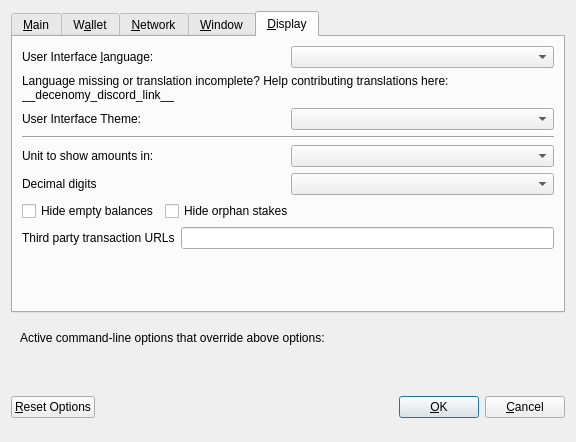
Old version of the form src/qt/forms/optionsdialog.ui in the repository decenomy/DSW.
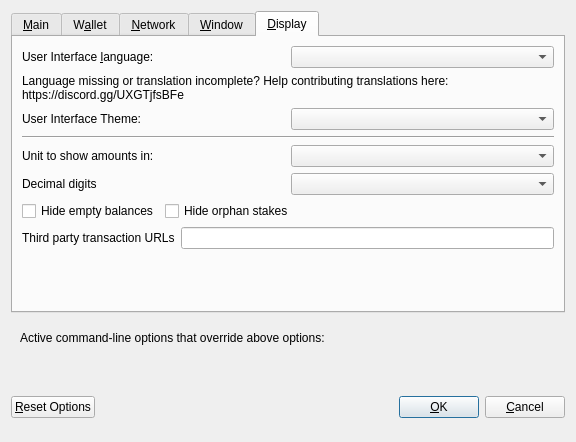
New version of the form. The open tabs and pages were chosen to show the change. Custom widgets are drawn as their Qt base class.

Commit message: Added Discord link

Diff of the .ui file:
```diff
--- a/src/qt/forms/optionsdialog.ui
+++ b/src/qt/forms/optionsdialog.ui
@@ -533,7 +533,7 @@
          </property>
          <property name="text">
           <string>Language missing or translation incomplete? Help contributing translations here:
-__decenomy_discord_link__</string>
+https://discord.gg/UXGTjfsBFe</string>
          </property>
          <property name="wordWrap">
           <bool>true</bool>
```
The commit also changes 22 other files.
